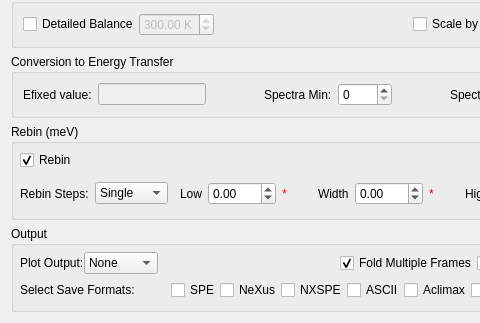
mantidproject/mantid, file Code/Mantid/MantidQt/CustomInterfaces/inc/MantidQtCustomInterfaces/Indirect/IndirectConvertToEnergy.ui: the form before one commit; both pictures show x 0 to 480 and y 220 to 543 of the 601 by 543 pixel window.
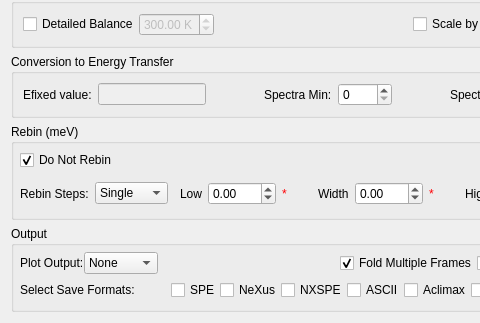
The form after the commit. Custom widgets are drawn as their Qt base class.

What changed in the file:
```diff
--- a/Code/Mantid/MantidQt/CustomInterfaces/inc/MantidQtCustomInterfaces/Indirect/IndirectConvertToEnergy.ui
+++ b/Code/Mantid/MantidQt/CustomInterfaces/inc/MantidQtCustomInterfaces/Indirect/IndirectConvertToEnergy.ui
@@ -486,7 +486,7 @@
            <string>Do not perform rebinning step on this data.</string>
           </property>
           <property name="text">
-           <string>Rebin</string>
+           <string>Do Not Rebin</string>
           </property>
           <property name="checked">
            <bool>true</bool>
```
Left out of the diff: 26 changed lines with no effect on the pictures.
